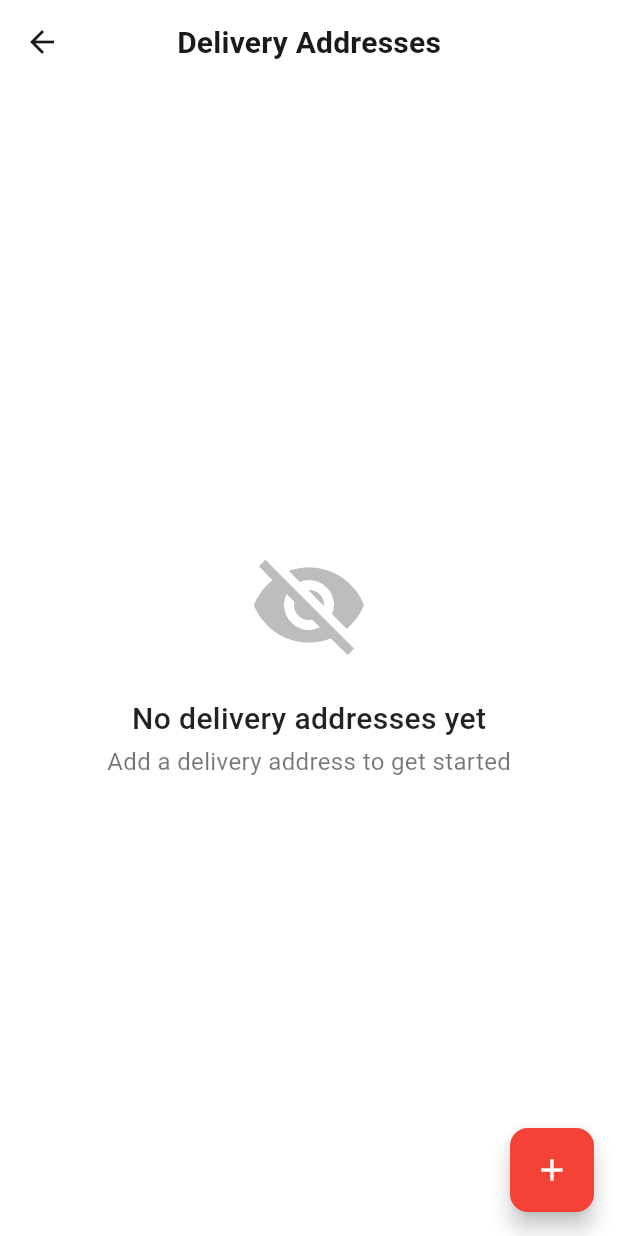
After one commit to jamesrhoey/RamenFullXpress, a Flutter app: the AddressPage screen opened by its route, on a phone screen of 412 x 824 dp. The commit adds this screen. Run offline on Flutter 3.47's test engine with Material 3 defaults, Android fonts, the phone set to English and light mode, and no system bars.

Commit message:
add-address

```diff
--- /dev/null
+++ b/ramenmobileapp/lib/address_page.dart
@@ -0,0 +1,62 @@
+import 'package:flutter/material.dart';
+
+class AddressPage extends StatelessWidget {
+  const AddressPage({Key? key}) : super(key: key);
+
+  @override
+  Widget build(BuildContext context) {
+    return Scaffold(
+      appBar: AppBar(
+        leading: IconButton(
+          icon: const Icon(Icons.arrow_back),
+          onPressed: () => Navigator.of(context).pop(),
+        ),
+        title: const Text(
+          'Delivery Addresses',
+          style: TextStyle(fontWeight: FontWeight.bold),
+        ),
+        centerTitle: true,
+        elevation: 0,
+        backgroundColor: Colors.white,
+        foregroundColor: Colors.black,
+      ),
+      body: Center(
+        child: Column(
+          mainAxisAlignment: MainAxisAlignment.center,
+          children: [
+            Icon(
+              Icons.visibility_off,
+              size: 80,
+              color: Colors.grey[400],
+            ),
+            const SizedBox(height: 24),
+            const Text(
+              'No delivery addresses yet',
+              style: TextStyle(
+                fontSize: 20,
+                fontWeight: FontWeight.w500,
+                color: Colors.black87,
+              ),
+            ),
+            const SizedBox(height: 8),
+            const Text(
+              'Add a delivery address to get started',
+              style: TextStyle(
+                fontSize: 16,
+                color: Colors.black54,
+              ),
+            ),
+          ],
+        ),
+      ),
+      floatingActionButton: FloatingActionButton(
+        onPressed: () {},
+        backgroundColor: Colors.red,
+        child: const Icon(Icons.add, color: Colors.white),
+        shape: RoundedRectangleBorder(borderRadius: BorderRadius.circular(12)),
+      ),
+      floatingActionButtonLocation: FloatingActionButtonLocation.endFloat,
+      backgroundColor: Colors.white,
+    );
+  }
+}
--- a/ramenmobileapp/lib/main.dart
+++ b/ramenmobileapp/lib/main.dart
@@ -5,6 +5,7 @@ import 'registration.dart';
 import 'payment_page.dart';
 import 'order_history.dart';
 import 'invoice_page.dart';
+import 'address_page.dart';
 void main() {
   runApp(const MyApp());
 }
@@ -149,6 +150,7 @@ class MyApp extends StatelessWidget {
         '/payment': (context) => const PaymentPage(),
         '/order-history': (context) => const OrderHistoryPage(),
         '/invoice': (context) => const InvoicePage(order: {}),
+        '/profile': (context) => const AddressPage(),
       },
     );
   }
```
